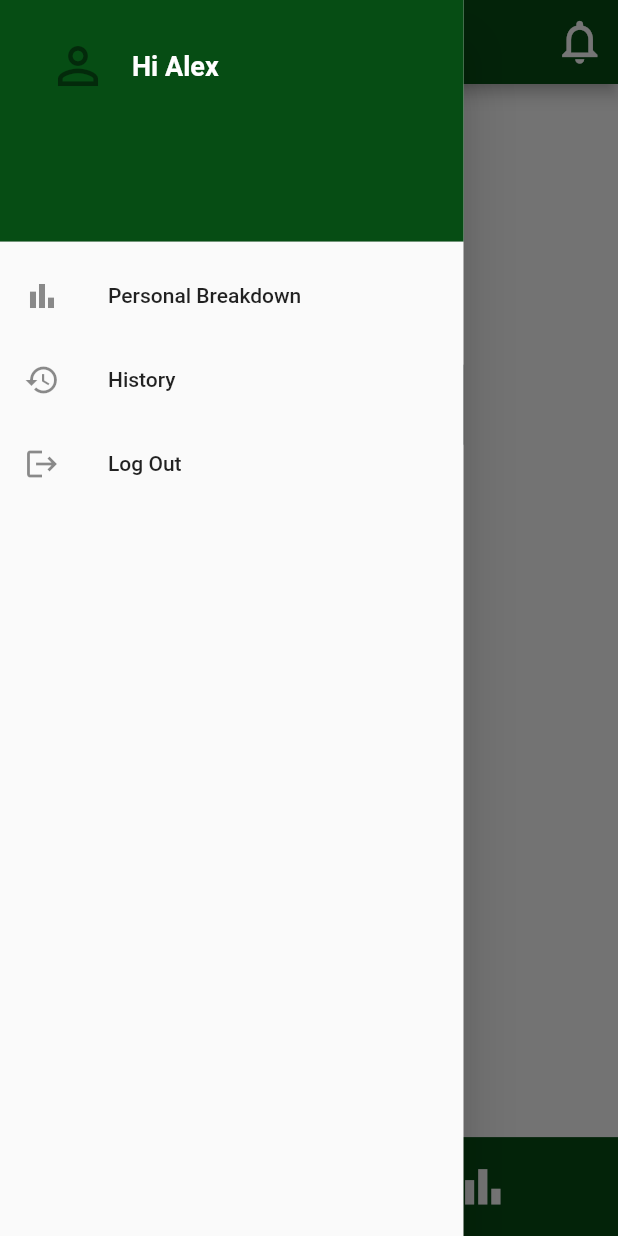
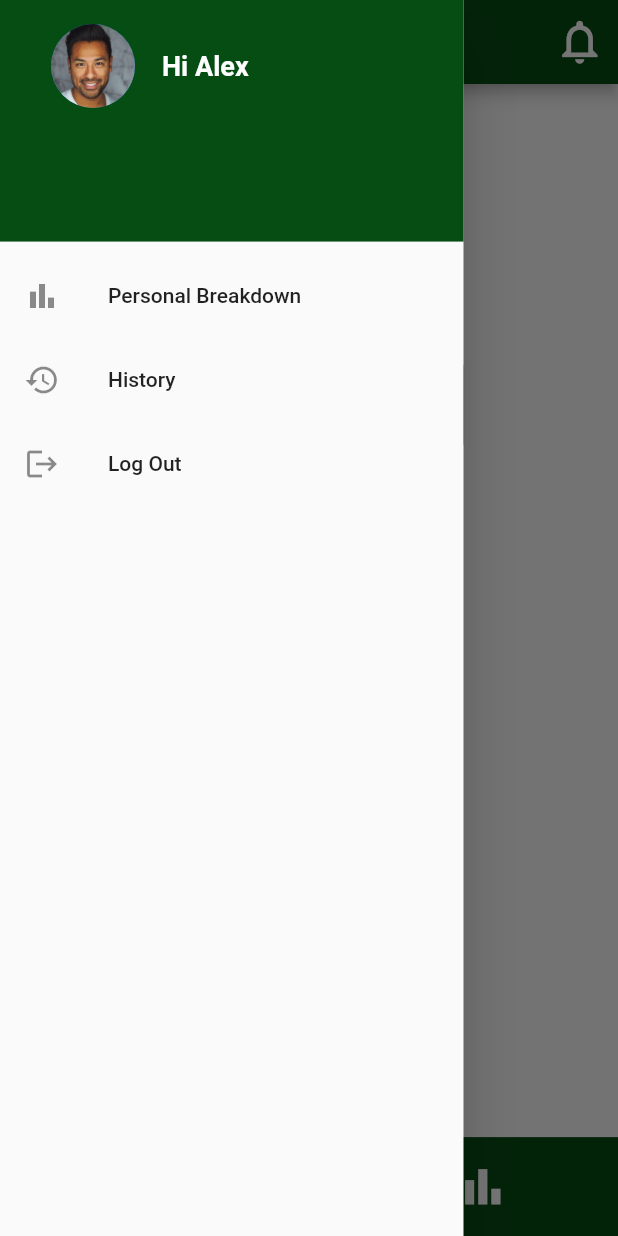
Before and after one commit to suhas-arun/drp_40, a Flutter app: the HomePage screen opened directly, with the side drawer open, on a phone screen of 412 x 824 dp. Run offline on Flutter 3.47's test engine with Material 2 defaults, Android fonts, the phone set to English and light mode, and no system bars; our stand-ins replace cloud_firestore, firebase_core, fl_chart, flutter_slidable, pie_chart; accounts and stored records are empty; network calls fail.

Commit message:
Added profile pics as circular avatars to user tile + breakdown

```diff
--- a/lib/components/drawer.dart
+++ b/lib/components/drawer.dart
@@ -21,7 +21,7 @@ class AppDrawer extends StatelessWidget {
             DrawerHeader(
                 decoration: const BoxDecoration(color: APPColour.green),
                 child: ListTile(
-                  leading: User.curUser.profilePicture,
+                  leading: User.getProfilePic(User.curUser.name),
                   title: Text("Hi ${User.curUser.name}",
                       style: APPText.mediumText(Colors.white)),
                 )),
--- a/lib/components/laundry_pie_chart.dart
+++ b/lib/components/laundry_pie_chart.dart
@@ -25,7 +25,8 @@ class _LaundryPieChartState extends State<LaundryPieChart> {
               users.add(User(
                   name: name,
                   energyPercentage:
-                      ((duration / User.householdShowerDuration) * 100.0)));
+                      ((duration / User.householdShowerDuration) * 100.0),
+                  profilePicture: User.getProfilePic(name)));
             });
             for (var user in users) {
               getData[user.name] = user.energyPercentage.roundToDouble();
--- a/lib/components/shower_pie_chart.dart
+++ b/lib/components/shower_pie_chart.dart
@@ -26,7 +26,8 @@ class _ShowerPieChartState extends State<ShowerPieChart> {
               users.add(User(
                   name: name,
                   energyPercentage:
-                      ((duration / User.householdShowerDuration) * 100.0)));
+                      ((duration / User.householdShowerDuration) * 100.0),
+                  profilePicture: User.getProfilePic(name)));
             });
             for (var user in users) {
               getData[user.name] = user.energyPercentage.roundToDouble();
--- a/lib/user/user.dart
+++ b/lib/user/user.dart
@@ -4,24 +4,22 @@ import 'package:flutter/material.dart';
 
 //will have to implement comparable probably
 class User {
-  User({
-    required this.name,
-    required this.energyPercentage,
-    //will be required
-    this.profilePicture = const Icon(
-      Icons.person_outline_outlined,
-      size: APPSize.PROFILE_PIC_SIZE,
-    ),
-  });
+  User(
+      {required this.name,
+      required this.energyPercentage,
+      required this.profilePicture});
 
-  static User curUser = User(name: "Alex", energyPercentage: 10);
+  static User curUser = User(
+      name: "Alex",
+      energyPercentage: 10,
+      profilePicture: User.getProfilePic("Alex"));
 
   String name;
 
   double energyPercentage;
 
   //will have to change this to a picture
-  Icon profilePicture;
+  CircleAvatar profilePicture;
 
   static num householdShowerDuration = 0;
 
@@ -68,4 +66,9 @@ class User {
     }
     return showerDurations;
   }
+
+  static CircleAvatar getProfilePic(String name) {
+    return CircleAvatar(
+        radius: 30, backgroundImage: AssetImage("assets/images/$name.jpg"));
+  }
 }
--- a/pubspec.yaml
+++ b/pubspec.yaml
@@ -71,6 +71,10 @@ flutter:
     - assets/images/laundry.png
     - assets/images/heating.png
     - assets/images/house.png
+    - assets/images/Alex.jpg
+    - assets/images/Marcus.jpg
+    - assets/images/Ella.jpg
+    - assets/images/Ines.jpg
 
 
   # To add assets to your application, add an assets section, like this:
```
Also changed, not shown: lib/components/user_tile.dart (+7 -11 lines), assets/images/Alex.jpg (added), assets/images/Ines.jpg (added), assets/images/Marcus.jpg (added), 1 other file.
